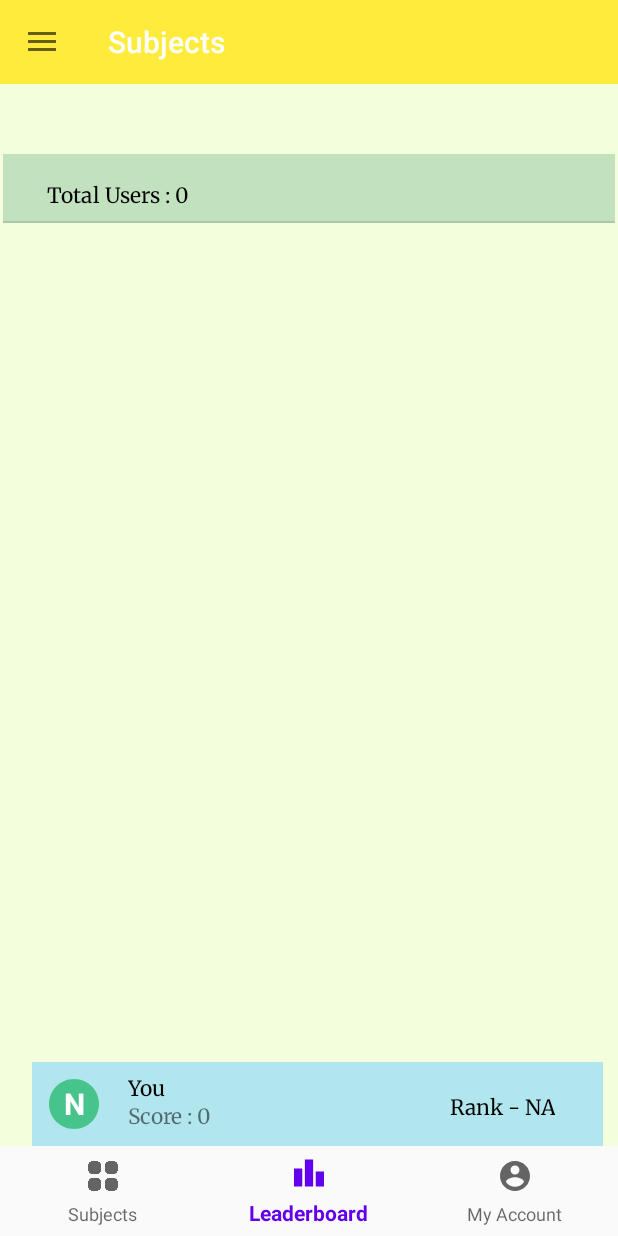
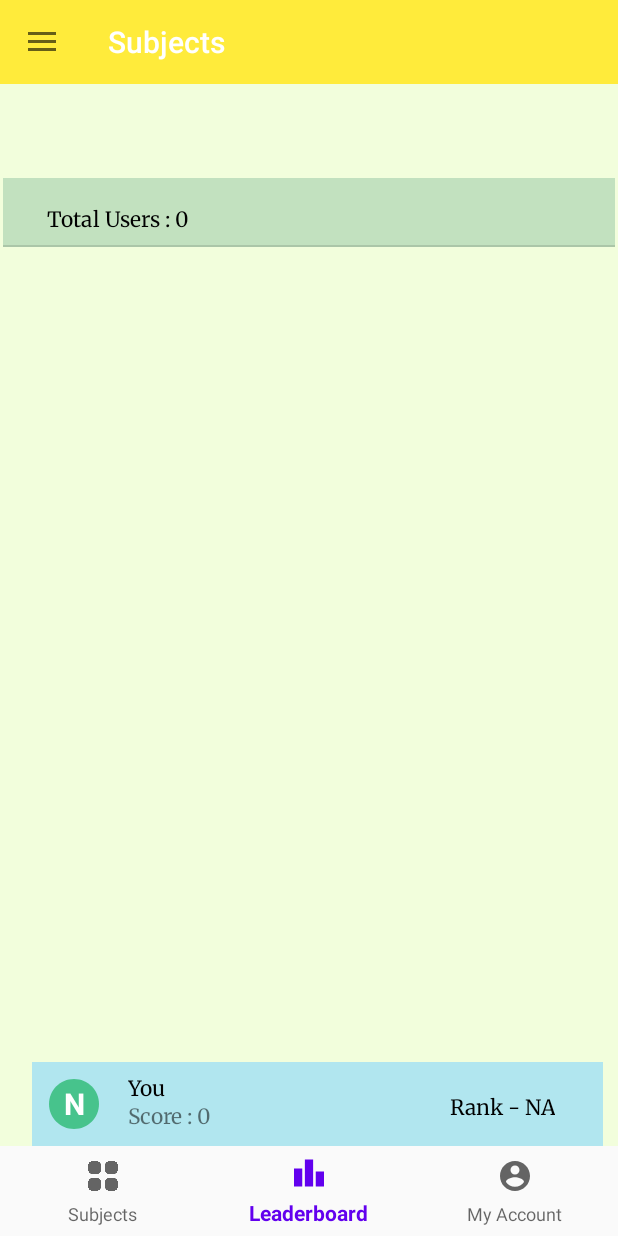
Before and after one commit to saiyash60/Learning_App-Grader, an Android app: the leaderboardFragment screen opened through its navigation route, on a phone screen of 412 x 824 dp. Run offline under Robolectric (Android 15) with nearby library versions, the phone set to English and light mode, and no system bars; our stand-ins replace Firebase (no records; nobody signed in at launch, a user with empty details on screens opened directly), navigation-ui.

Commit message:
added margin in total users

```diff
--- a/app/src/main/res/layout/fragment_leaderboard.xml
+++ b/app/src/main/res/layout/fragment_leaderboard.xml
@@ -8,33 +8,33 @@
     android:background="#F2FEDC">
 
     <LinearLayout
+        android:id="@+id/ll1"
         android:layout_width="match_parent"
         android:layout_height="wrap_content"
+        android:layout_marginTop="16dp"
+        android:background="#C2E1BF"
+        android:elevation="3dp"
+        android:orientation="vertical"
         android:paddingTop="18dp"
-        android:id="@+id/ll1"
-        android:background="#C2E1BF"
-        android:orientation="vertical"
-        android:elevation="3dp"
+        app:layout_constraintHorizontal_bias="0.0"
         app:layout_constraintLeft_toLeftOf="parent"
         app:layout_constraintRight_toRightOf="parent"
         app:layout_constraintTop_toTopOf="parent">
 
         <TextView
+            android:id="@+id/total_users"
             android:layout_width="wrap_content"
             android:layout_height="wrap_content"
-            android:id="@+id/total_users"
+            android:layout_marginLeft="29dp"
+            android:layout_marginBottom="8dp"
+            android:fontFamily="@font/merriweather"
             android:text="Total Users : 0"
-            android:fontFamily="@font/merriweather"
-            android:textColor="@color/black"
-            android:layout_marginLeft="29dp"
-            android:layout_marginBottom="8dp">
-        </TextView>
+            android:textColor="@color/black"></TextView>
 
         <View
             android:layout_width="match_parent"
             android:layout_height="1dp"
-            android:background="?android:attr/listDivider"
-            >
+            android:background="?android:attr/listDivider">
 
         </View>
 
```
